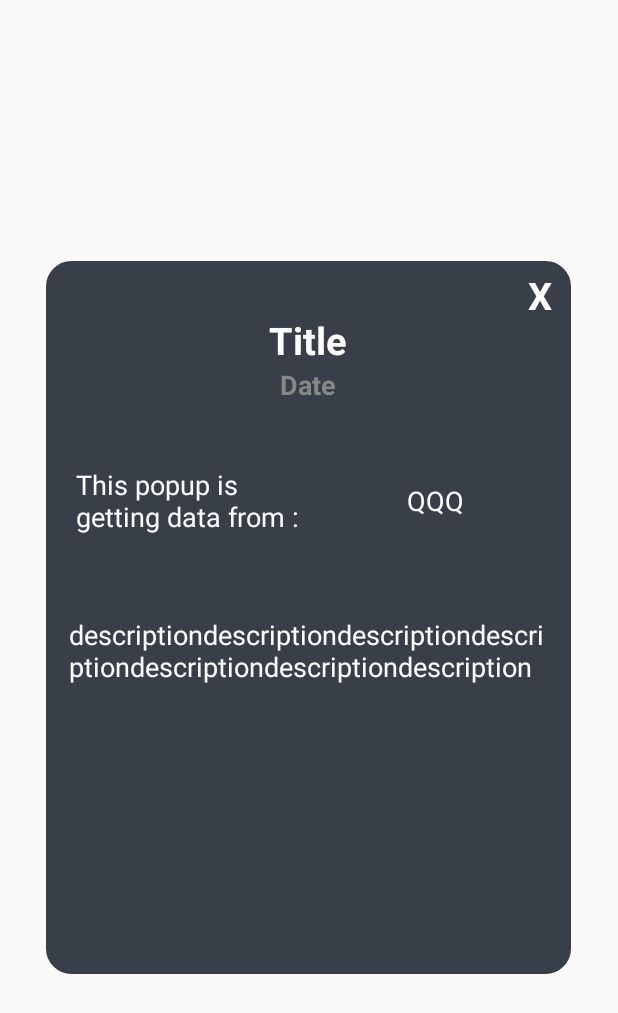
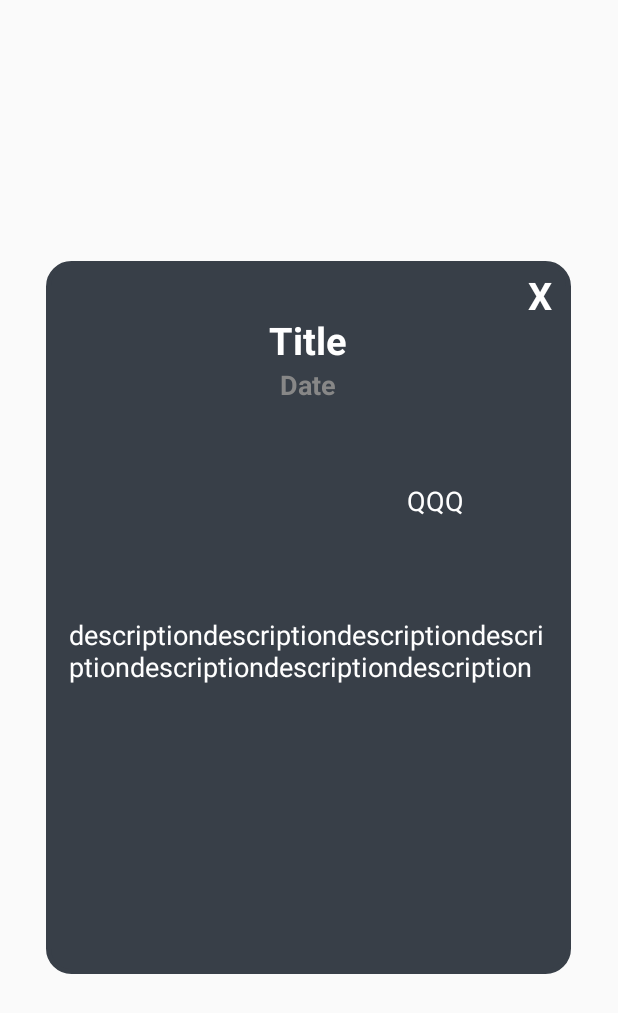
Before and after one commit to retrospectapp/retrospect-android, an Android app: the layout details_popup.xml on its own in the app's theme, with its tools: preview values and no code run, on a phone screen of 412 x 824 dp. Shown: the top 1013 px of the screen. Run offline under Robolectric (Android 15) with nearby library versions, the phone set to English and light mode, and no system bars.

Commit message:
update classes

```diff
--- a/app/src/main/java/com/retrospect/retrospect/Event.java
+++ b/app/src/main/java/com/retrospect/retrospect/Event.java
@@ -2,6 +2,7 @@ package com.retrospect.retrospect;
 
 /**
  * Created by Shivam on 1/19/2018.
+ *
  */
 
 public class Event {
--- a/app/src/main/java/com/retrospect/retrospect/LoginActivity.java
+++ b/app/src/main/java/com/retrospect/retrospect/LoginActivity.java
@@ -81,7 +81,6 @@ public class LoginActivity extends AppCompatActivity {
 
     }
 
-
 //    GoogleSignInOptions gso = new GoogleSignInOptions.Builder(GoogleSignInOptions.DEFAULT_SIGN_IN)
 //            .requestIdToken(getString(R.string.default_web_client_id))
 //            .requestEmail()
@@ -119,19 +118,14 @@ public class LoginActivity extends AppCompatActivity {
                             // Sign in success, update UI with the signed-in user's information
                             Log.d("TAG", "signInWithCredential:success");
                             FirebaseUser user = mAuth.getCurrentUser();
-                            //updateUI(user);
                         }
                         else {
                             // If sign in fails, display a message to the user.
                             Log.w("Tag", "signInWithCredential:failure", task.getException());
                             Toast.makeText(LoginActivity.this, "Authentication Failed", Toast.LENGTH_SHORT).show();
-                            //updateUI(null);
                         }
-
-                        // ...
                     }
                 });
-
     }
 
 
--- a/app/src/main/res/layout/details_popup.xml
+++ b/app/src/main/res/layout/details_popup.xml
@@ -55,13 +55,11 @@
             android:layout_height="100dp">
 
             <TextView
+                android:layout_width="wrap_content"
+                android:layout_height="wrap_content"
                 android:layout_marginLeft="10dp"
                 android:textColor="@android:color/white"
-                android:layout_width="wrap_content"
-                android:layout_height="wrap_content"
-                android:text="This popup is getting data from :"
-                android:textSize="18sp"
-                />
+                android:textSize="18sp" />
         </LinearLayout>
         <LinearLayout
             android:gravity="center"
```
Also changed, not shown: app/src/main/java/com/retrospect/retrospect/MainActivity.java (+8 -9 lines).
